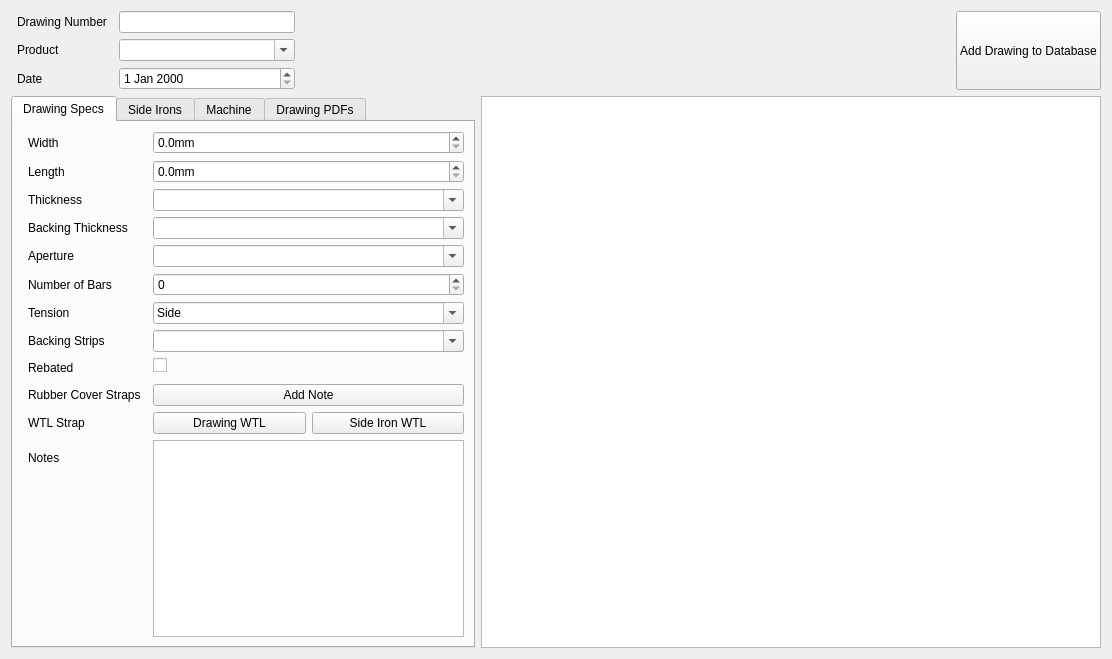
Old version of the form ui/widgets/AddDrawingPageWidget.ui in the repository matthew-sirman/database-manager.
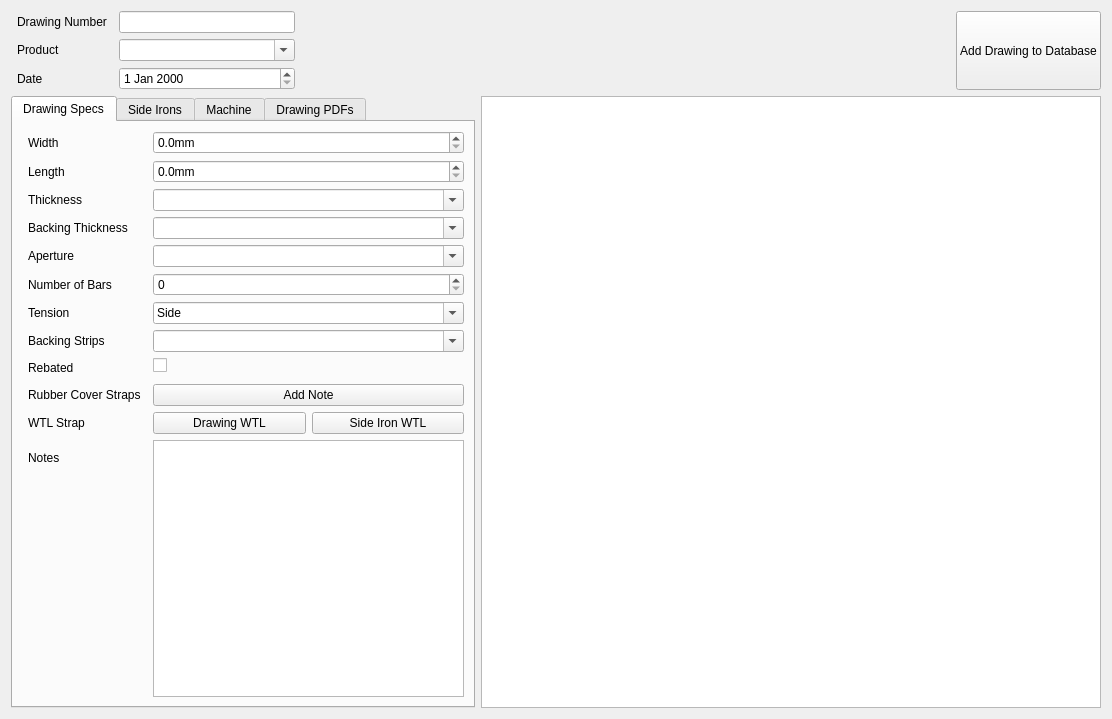
New version of the form. The open tabs and pages were chosen to show the change. Custom widgets are drawn as their Qt base class.

Diff of the .ui file:
```diff
--- a/ui/widgets/AddDrawingPageWidget.ui
+++ b/ui/widgets/AddDrawingPageWidget.ui
@@ -7,7 +7,7 @@
     <x>0</x>
     <y>0</y>
     <width>1112</width>
-    <height>608</height>
+    <height>719</height>
    </rect>
   </property>
   <property name="sizePolicy">
```
Left out of the diff: 4 changed lines with no effect on the pictures.
